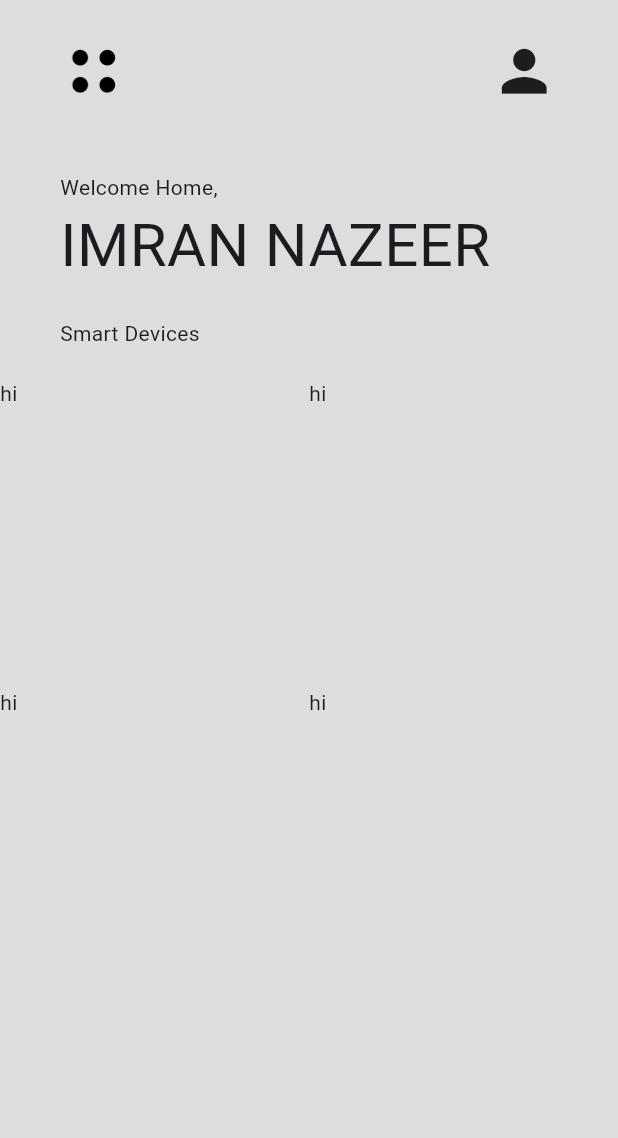
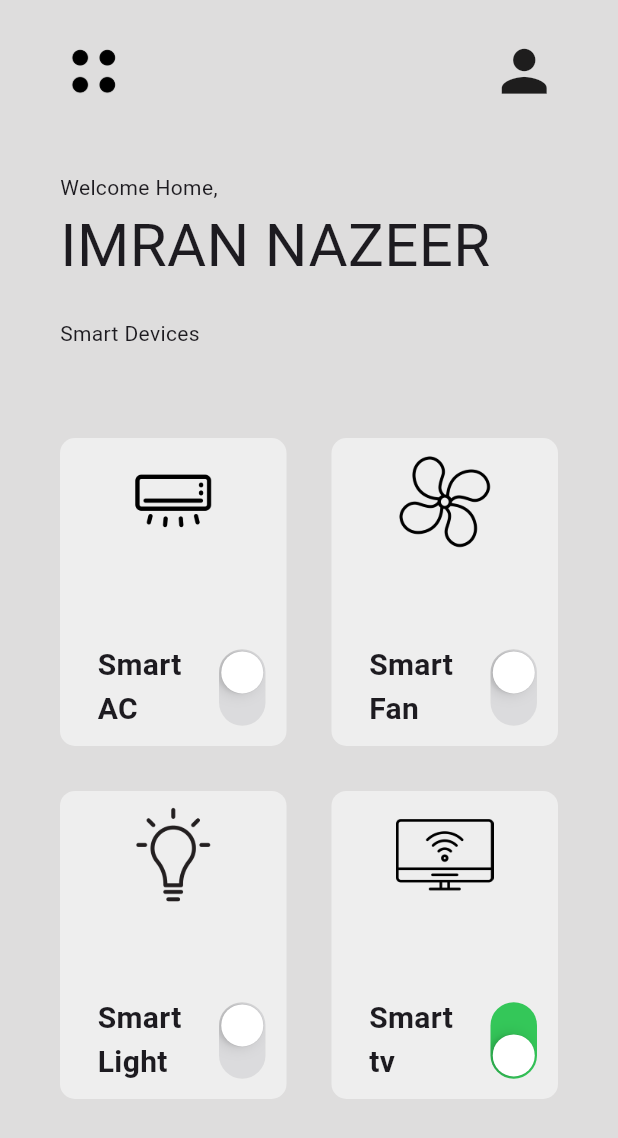
Before and after one commit to nazee200/smart_homeUI, a Flutter app: the screen it shows after launch, on a phone screen of 412 x 824 dp. Shown: the top 1138 px of the screen. Run offline on Flutter 3.47's test engine with Material 3 defaults, Android fonts, the phone set to English and light mode, and no system bars; our stand-ins replace get.

Commit message:
almost completed

```diff
--- a/lib/app/modules/home/controllers/home_controller.dart
+++ b/lib/app/modules/home/controllers/home_controller.dart
@@ -19,5 +19,18 @@ class HomeController extends GetxController {
     super.onClose();
   }
 
+  List SmartDevices = [
+    ["Smart AC", "assets/icons/air-conditioner.png", false],
+    ["Smart Fan", "assets/icons/fan.png", false],
+    ["Smart Light", "assets/icons/light-bulb.png", false],
+    ["Smart tv", "assets/icons/smart-tv.png", true],
+  ].obs;
+
+  void statuschange(bool value, int index) {
+    print('ho');
+    SmartDevices[index][2] = value;
+    update();
+  }
+
   void increment() => count.value++;
 }
--- a/lib/app/modules/home/views/home_view.dart
+++ b/lib/app/modules/home/views/home_view.dart
@@ -11,14 +11,8 @@ class HomeView extends GetView<HomeController> {
   Widget build(BuildContext context) {
     const double horizontalpadding = 40.0;
     const double verticalpadding = 25.0;
-    List SmartDevices = [
-      ["Smart AC", "assets/icons/air-conditioner.png"],
-      ["Smart Fan", "assets/icons/fan.png"],
-      ["Smart Light", "assets/icons/light-bulb.png"],
-      ["Smart tv", "assets/icons/smart-tv.png"],
-    ];
 
-    return Scaffold(
+    return Obx(() => Scaffold(
           backgroundColor: const Color.fromARGB(255, 222, 221, 221),
           body: Column(
             crossAxisAlignment: CrossAxisAlignment.start,
@@ -67,14 +61,22 @@ class HomeView extends GetView<HomeController> {
               ),
               Expanded(
                   child: GridView.builder(
-                  itemCount: SmartDevices.length,
-                  gridDelegate: const SliverGridDelegateWithFixedCrossAxisCount(
-                      crossAxisCount: 2),
-                  itemBuilder: (builder, context) {
-                    return Smartdevices();
+                      padding: const EdgeInsets.all(25),
+                      itemCount: controller.SmartDevices.length,
+                      gridDelegate:
+                          const SliverGridDelegateWithFixedCrossAxisCount(
+                              crossAxisCount: 2, childAspectRatio: 1 / 1.3),
+                      itemBuilder: (builder, index) {
+                        return Smartdevices(
+                          smartdevicename: controller.SmartDevices[index][0],
+                          iconpath: controller.SmartDevices[index][1],
+                          status: controller.SmartDevices[index][2],
+                          OnChanged: (value) =>
+                              controller.statuschange(value, index),
+                        );
                       }))
             ],
           ),
-    );
+        ));
   }
 }
--- a/lib/app/utils/smartdevices.dart
+++ b/lib/app/utils/smartdevices.dart
@@ -1,8 +1,55 @@
+import "dart:math";
+
+import "package:flutter/cupertino.dart";
 import "package:flutter/material.dart";
 
 class Smartdevices extends StatelessWidget {
+  final String smartdevicename;
+  final String iconpath;
+  final bool status;
+  void Function(bool)? OnChanged;
+
+  Smartdevices(
+      {super.key,
+      required this.smartdevicename,
+      required this.iconpath,
+      required this.status,
+      required this.OnChanged});
+
   @override
   Widget build(BuildContext context) {
-    return Container(child: Text("hi"));
+    return Padding(
+      padding: const EdgeInsets.all(15),
+      child: Container(
+        padding: const EdgeInsets.symmetric(vertical: 10),
+        decoration: BoxDecoration(
+            color: Colors.grey[200], borderRadius: BorderRadius.circular(10)),
+        child: Column(
+          mainAxisAlignment: MainAxisAlignment.spaceBetween,
+          children: [
+            Image.asset(
+              iconpath,
+              height: 65,
+            ),
+            Row(
+              children: [
+                Expanded(
+                    child: Padding(
+                  padding: const EdgeInsets.only(left: 25),
+                  child: Text(
+                    smartdevicename,
+                    style: const TextStyle(
+                        fontSize: 20, fontWeight: FontWeight.bold),
+                  ),
+                )),
+                Transform.rotate(
+                    angle: pi / 2,
+                    child: CupertinoSwitch(value: status, onChanged: OnChanged))
+              ],
+            )
+          ],
+        ),
+      ),
+    );
   }
 }
```
Lines whose indentation alone changed are shown as unchanged.
